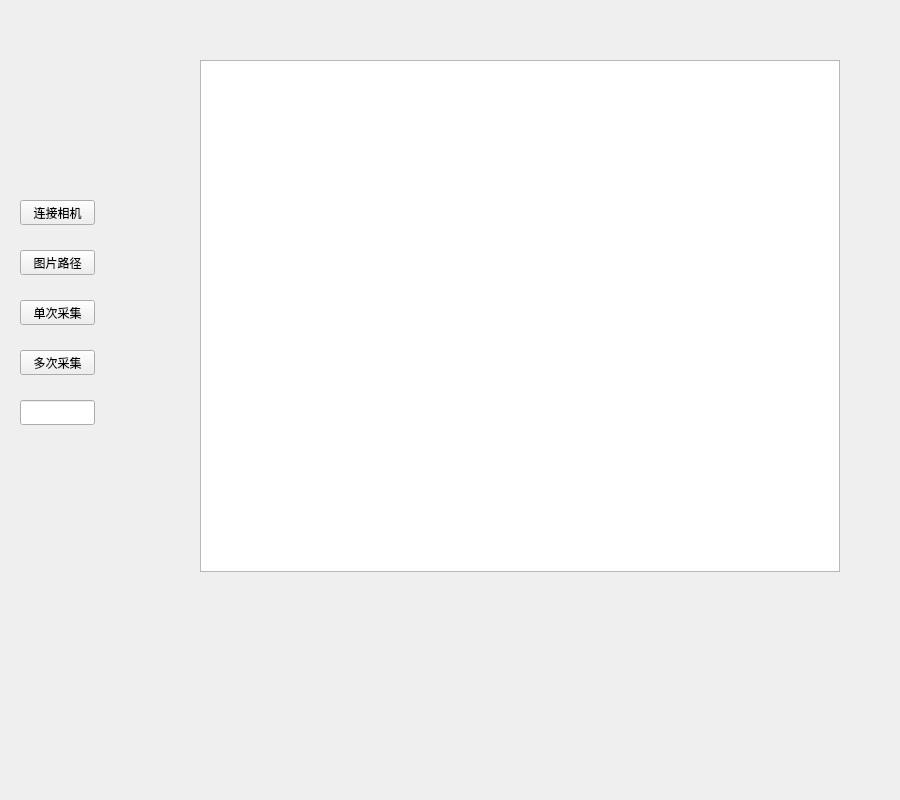
First picture: the form in resource/ui/picture.ui, repository dongdong123456/Versionary_3D, before the edit.
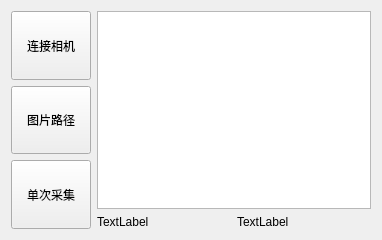
Second picture: the form after the edit.

What changed in the file:
```diff
--- a/resource/ui/picture.ui
+++ b/resource/ui/picture.ui
@@ -6,97 +6,96 @@
    <rect>
     <x>0</x>
     <y>0</y>
-    <width>900</width>
-    <height>800</height>
+    <width>382</width>
+    <height>240</height>
    </rect>
   </property>
+  <property name="sizePolicy">
+   <sizepolicy hsizetype="Expanding" vsizetype="Expanding">
+    <horstretch>0</horstretch>
+    <verstretch>0</verstretch>
+   </sizepolicy>
+  </property>
   <property name="windowTitle">
    <string>Form</string>
   </property>
+  <layout class="QHBoxLayout" name="horizontalLayout_2" stretch="0,2">
+   <item>
+    <layout class="QVBoxLayout" name="verticalLayout">
+     <item>
   <widget class="QPushButton" name="pushButton">
-   <property name="geometry">
-    <rect>
-     <x>20</x>
-     <y>200</y>
-     <width>75</width>
-     <height>25</height>
-    </rect>
+       <property name="sizePolicy">
+        <sizepolicy hsizetype="Expanding" vsizetype="Expanding">
+         <horstretch>0</horstretch>
+         <verstretch>0</verstretch>
+        </sizepolicy>
    </property>
    <property name="text">
     <string>连接相机</string>
    </property>
   </widget>
+     </item>
+     <item>
+      <widget class="QPushButton" name="pushButton_2">
+       <property name="sizePolicy">
+        <sizepolicy hsizetype="Expanding" vsizetype="Expanding">
+         <horstretch>0</horstretch>
+         <verstretch>0</verstretch>
+        </sizepolicy>
+       </property>
+       <property name="text">
+        <string>图片路径</string>
+       </property>
+      </widget>
+     </item>
+     <item>
   <widget class="QPushButton" name="pushButton_3">
-   <property name="geometry">
-    <rect>
-     <x>20</x>
-     <y>300</y>
-     <width>75</width>
-     <height>25</height>
-    </rect>
+       <property name="sizePolicy">
+        <sizepolicy hsizetype="Expanding" vsizetype="Expanding">
+         <horstretch>0</horstretch>
+         <verstretch>0</verstretch>
+        </sizepolicy>
    </property>
    <property name="text">
     <string>单次采集</string>
    </property>
   </widget>
+     </item>
+    </layout>
+   </item>
+   <item>
+    <layout class="QVBoxLayout" name="verticalLayout_2">
+     <item>
   <widget class="QGraphicsView" name="graphicsView">
-   <property name="geometry">
-    <rect>
-     <x>200</x>
-     <y>60</y>
-     <width>640</width>
-     <height>512</height>
-    </rect>
-   </property>
-   <property name="minimumSize">
-    <size>
-     <width>640</width>
-     <height>512</height>
-    </size>
-   </property>
-   <property name="maximumSize">
-    <size>
-     <width>640</width>
-     <height>512</height>
-    </size>
-   </property>
-  </widget>
-  <widget class="QPushButton" name="pushButton_4">
-   <property name="geometry">
-    <rect>
-     <x>20</x>
-     <y>350</y>
-     <width>75</width>
-     <height>25</height>
-    </rect>
-   </property>
+       <property name="sizePolicy">
+        <sizepolicy hsizetype="Expanding" vsizetype="Expanding">
+         <horstretch>0</horstretch>
+         <verstretch>0</verstretch>
+        </sizepolicy>
+       </property>
+      </widget>
+     </item>
+     <item>
+      <layout class="QHBoxLayout" name="horizontalLayout">
+       <item>
+        <widget class="QLabel" name="label">
    <property name="text">
-    <string>多次采集</string>
-   </property>
-  </widget>
-  <widget class="QLineEdit" name="lineEdit">
-   <property name="geometry">
-    <rect>
-     <x>20</x>
-     <y>400</y>
-     <width>75</width>
-     <height>25</height>
-    </rect>
-   </property>
-  </widget>
-  <widget class="QPushButton" name="pushButton_2">
-   <property name="geometry">
-    <rect>
-     <x>20</x>
-     <y>250</y>
-     <width>75</width>
-     <height>25</height>
-    </rect>
-   </property>
+          <string>TextLabel</string>
+         </property>
+        </widget>
+       </item>
+       <item>
+        <widget class="QLabel" name="label_2">
    <property name="text">
-    <string>图片路径</string>
-   </property>
-  </widget>
+          <string>TextLabel</string>
+         </property>
+        </widget>
+       </item>
+      </layout>
+     </item>
+    </layout>
+   </item>
+  </layout>
  </widget>
  <resources/>
  <connections/>
```
Lines whose indentation alone changed are shown as unchanged.
